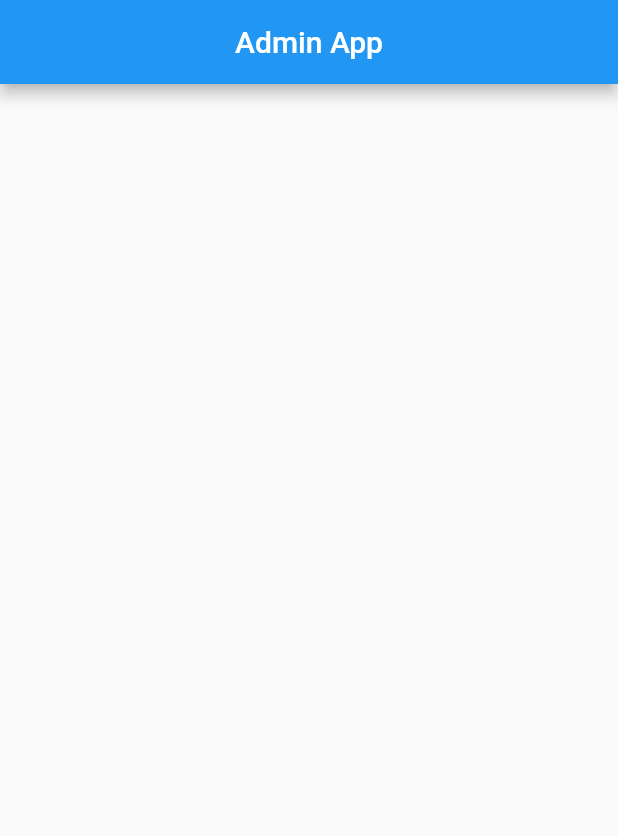
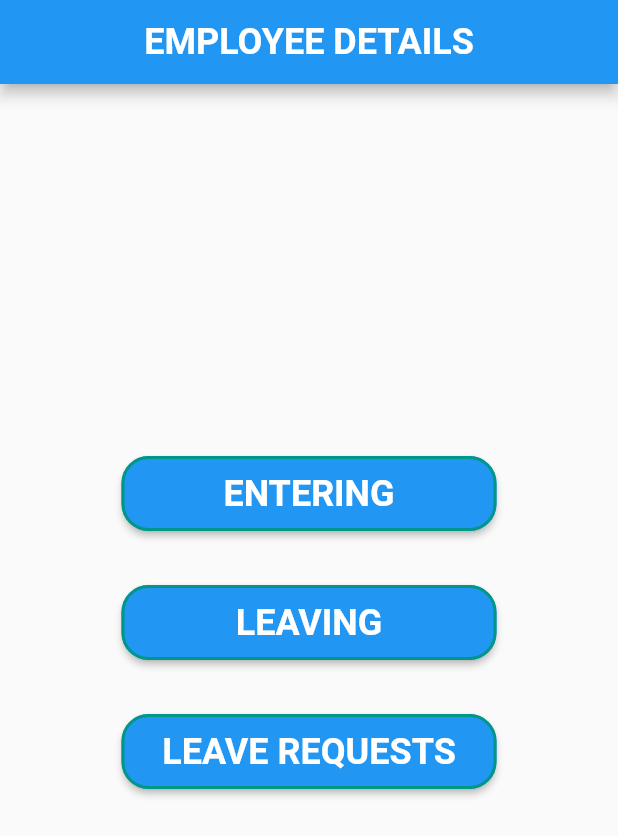
Before and after one commit to visalrajan/adminaap, a Flutter app: the screen it shows after launch, on a phone screen of 412 x 824 dp. Shown: the top 836 px of the screen. Run offline on Flutter 3.47's test engine with Material 2 defaults, Android fonts, the phone set to English and light mode, and no system bars; our stand-ins replace cloud_firestore, firebase_core; accounts and stored records are empty.

```diff
--- a/lib/screens/homepage/homepage.dart
+++ b/lib/screens/homepage/homepage.dart
@@ -1,72 +1,152 @@
 
 
-import 'package:cloud_firestore/cloud_firestore.dart';
+import 'package:adminapp/screens/entering/entering.dart';
+import 'package:adminapp/screens/leave_form/leave_form.dart';
+import 'package:adminapp/screens/leaving/leaving.dart';
 import 'package:flutter/material.dart';
-
-class HomePage extends StatelessWidget {
+import 'package:flutter/cupertino.dart';
 
 
-  final Stream<QuerySnapshot> users =
-  FirebaseFirestore.instance.collection("request").snapshots();
+
+class HomePage extends StatefulWidget {
+
+
+  @override
+  _HomePageState createState() => _HomePageState();
+}
+
+class _HomePageState extends State<HomePage> {
 
   @override
   Widget build(BuildContext context) {
     return Scaffold(
       appBar: AppBar(
-        title: Text("Admin App"),
+        title: Text(
+          "EMPLOYEE DETAILS",
+          style: TextStyle(
+            fontSize: 24,
+            fontWeight: FontWeight.bold,
+          ),
+        ),
         centerTitle: true,
       ),
-      body: Padding(
-        padding: EdgeInsets.all(20.0),
-        child: Column(
-          crossAxisAlignment: CrossAxisAlignment.start,
-          children: [
-            Container(
-              height: 500,
-              padding: EdgeInsets.symmetric(vertical: 20),
-              child: StreamBuilder<QuerySnapshot>(
-                  stream: users,
-                  builder: (
-                      BuildContext context,
-                      AsyncSnapshot<QuerySnapshot> snapshot,
-                      ) {
-                    if(snapshot.hasError){
-                      return Text("Something wrong");
-                    }
-                    if(snapshot.connectionState == ConnectionState.waiting) {
-                      return Text("Loading");
-                    }
-                    final data = snapshot.requireData;
+      body: Column(
+        mainAxisAlignment: MainAxisAlignment.center,
+        children: [
+          Padding(
+            padding: const EdgeInsets.all(8.0),
+            child: Center(
+              child: Container(
+                height: 50,
+                width: 250,
+                child:  ElevatedButton(
+                  style: ButtonStyle(
+                    shape: MaterialStateProperty.all<RoundedRectangleBorder>(
+                      RoundedRectangleBorder(
+                        borderRadius: BorderRadius.circular(18.0),
+                        side: BorderSide(
+                          color: Colors.teal,
+                          width: 2.0,
+                        ),
+                      ),
+                    ),
+                  ),
+                  child: Text('ENTERING',
+                    style: TextStyle(
+                      fontSize: 24,
+                      fontWeight: FontWeight.bold,
+                    ),),
+                  onPressed: () {
+                    Navigator.of(context).pushReplacement(MaterialPageRoute(
+                        builder: (context) => Entering()));
+                  },
+                ),
+              ),
 
-                    return ListView.builder(
+            ),
+          ),
 
-                      itemCount: data.size,
-                      itemBuilder: (context, index) {
-                        return Column(
+          SizedBox(
+            height: 20,
+          ),
 
-                          crossAxisAlignment: CrossAxisAlignment.start,
-                          children: [
-                            SizedBox(
-                              height: 20,
-                            ),
+          Padding(
+            padding: const EdgeInsets.all(8.0),
+            child: Center(
+              child: Container(
+                height: 50,
+                width: 250,
+                child:  ElevatedButton(
+                  style: ButtonStyle(
+                    shape: MaterialStateProperty.all<RoundedRectangleBorder>(
+                      RoundedRectangleBorder(
+                        borderRadius: BorderRadius.circular(18.0),
+                        side: BorderSide(
+                          color: Colors.teal,
+                          width: 2.0,
+                        ),
+                      ),
+                    ),
+                  ),
+                  child: Text('LEAVING',
+                    style: TextStyle(
+                      fontSize: 24,
+                      fontWeight: FontWeight.bold,
+                    ),),
+                  onPressed: () {
+                    Navigator.of(context).pushReplacement(MaterialPageRoute(
+                        builder: (context) => Leaving()));
+                  },
+                ),
+              ),
 
-                            Text("Date : ${data.docs[index]["date"].toString()}"),
+            ),
+          ),
 
-                        Text("Day Type: ${data.docs[index]["day"].toString()}"),
-                        Text( "Leave Type: ${data.docs[index]["leave"].toString()}"),
-                            Text( "Reason: ${data.docs[index]["reason"].toString()}"),
-                          ],
+          SizedBox(
+            height: 20,
+          ),
 
-                        );
+          Padding(
+            padding: const EdgeInsets.all(8.0),
+            child: Center(
+              child: Container(
+                height: 50,
+                width: 250,
+                child:  ElevatedButton(
+                  style: ButtonStyle(
+                    shape: MaterialStateProperty.all<RoundedRectangleBorder>(
+                      RoundedRectangleBorder(
+                        borderRadius: BorderRadius.circular(18.0),
+                        side: BorderSide(
+                          color: Colors.teal,
+                          width: 2.0,
+                        ),
+                      ),
+                    ),
+                  ),
+                  child: Text('LEAVE REQUESTS',
+                    style: TextStyle(
+                      fontSize: 24,
+                      fontWeight: FontWeight.bold,
+                    ),),
+                  onPressed: () {
+                    Navigator.of(context).pushReplacement(MaterialPageRoute(
+                        builder: (context) => LeaveForm()));
+                  },
+                ),
+              ),
 
-                      },
+            ),
+          ),
 
-                    );
-                  }
-              ),
-            ),
-          ],
-        ),
+          SizedBox(
+            height: 50,
+          ),
+
+
+        ],
+
       ),
     );
   }
```
Also changed, not shown: lib/screens/entering/entering.dart (added, +75 -0 lines), lib/screens/leave_form/leave_form.dart (added, +73 -0 lines), lib/screens/leaving/leaving.dart (added, +73 -0 lines).
